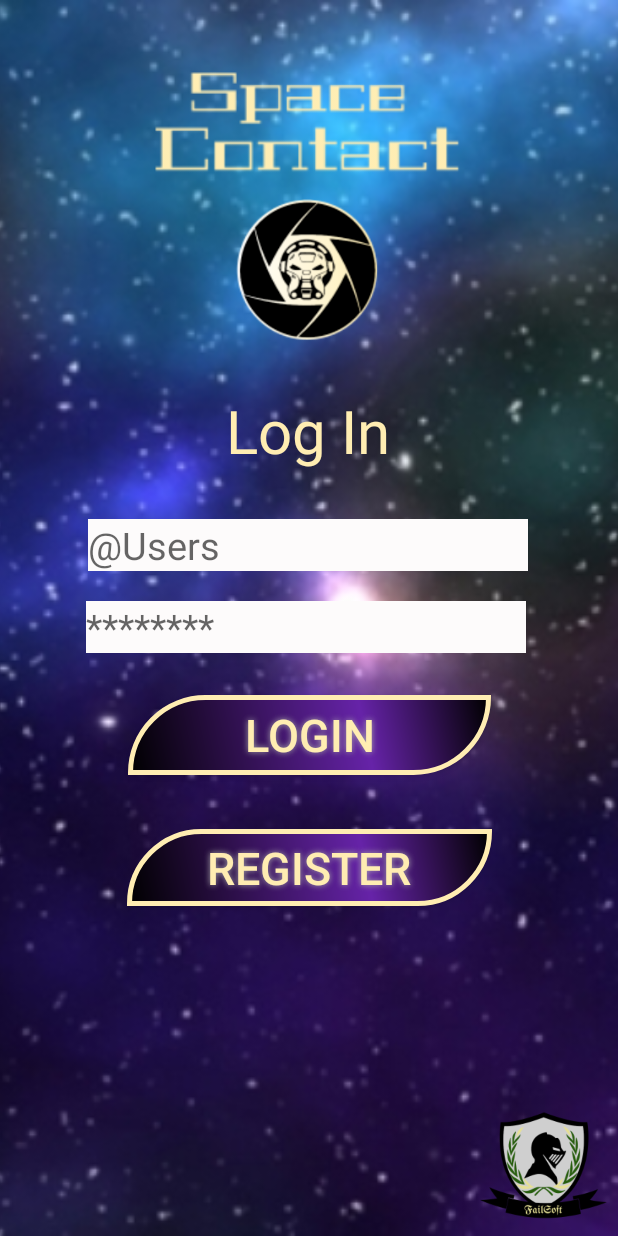
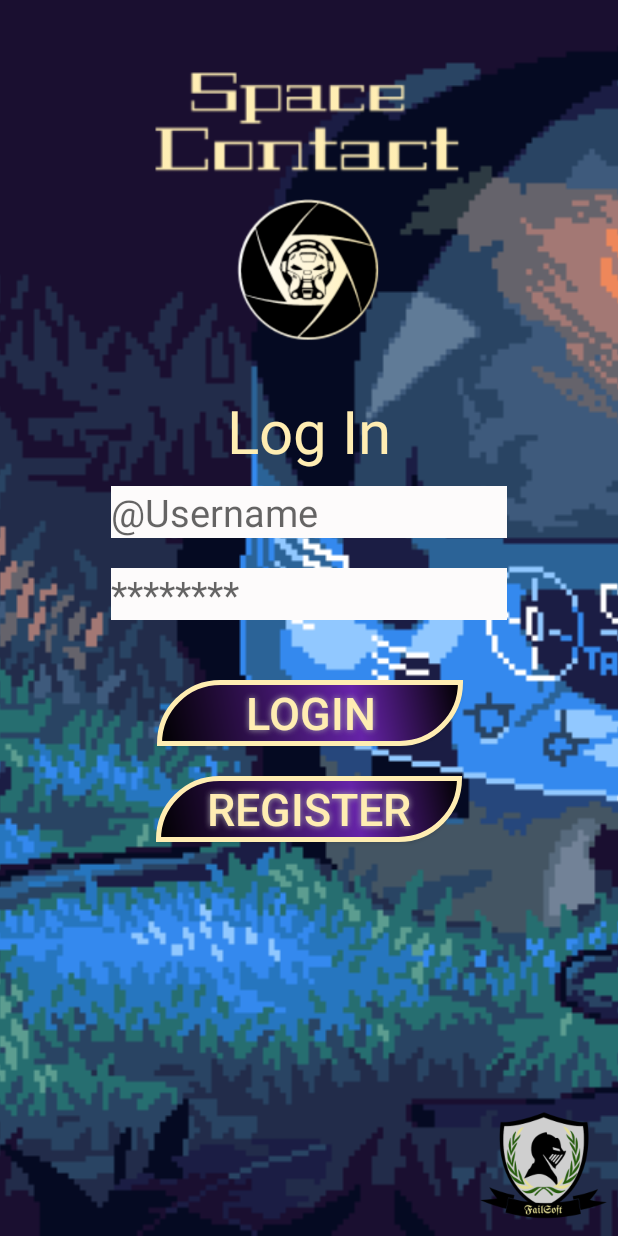
Before and after one commit to FailSoftware/SpaceContact, an Android app: the layout activity_login.xml on its own in the app's theme, with its tools: preview values and no code run, on a phone screen of 412 x 824 dp. Run offline under Robolectric (Android 15) with nearby library versions, the phone set to English and light mode, and no system bars.

Commit message:
Visual Changes: - Added more colors and images - Added library to use imageview as imagegif - Added Gif as Background - Make some changes in the layouts - Make some design in the Character Creator activity
Code Changes:
- Refactor and fix somebugs
- Create method to select Suit and BodySkin to implement in the finish customizable character
- Intents to connect every Activity

```diff
--- a/app/build.gradle
+++ b/app/build.gradle
@@ -32,4 +32,5 @@ dependencies {
     testImplementation 'junit:junit:4.12'
     androidTestImplementation 'androidx.test.ext:junit:1.1.0'
     androidTestImplementation 'androidx.test.espresso:espresso-core:3.1.1'
+    implementation 'pl.droidsonroids.gif:android-gif-drawable:1.2.19'
 }
--- a/app/src/main/java/com/example/spacecontact/MainActivity.kt
+++ b/app/src/main/java/com/example/spacecontact/MainActivity.kt
@@ -11,9 +11,9 @@ class MainActivity : AppCompatActivity() {
         setContentView(R.layout.activity_main)
 
         //TODO que alguien ponga que salga el logo de la empresa aqui 3 segundos, porfaplz :3
-        //loadLogin()
+        loadLogin()
         //TODO Este apartado solo está por motivos de prueba, borrar al tener el menu principal acabado
-        loadCharacter()
+        //loadCharacter()
     }
 
     fun loadLogin(){
--- a/app/src/main/res/layout/activity_login.xml
+++ b/app/src/main/res/layout/activity_login.xml
@@ -6,12 +6,14 @@
     android:layout_height="match_parent"
     tools:context=".Login">
 
-    <ImageView
-        android:id="@+id/imageView"
+    <pl.droidsonroids.gif.GifImageView
+        android:layout_width="match_parent"
+        android:layout_height="match_parent"
         android:scaleType="centerCrop"
-        android:layout_width="wrap_content"
-        android:layout_height="match_parent"
-        app:srcCompat="@drawable/sustituirporgif" />
+        android:src="@drawable/alterback"
+        android:background="@android:color/background_dark"
+        />
+
 
     <androidx.constraintlayout.widget.ConstraintLayout
         android:layout_width="match_parent"
@@ -22,9 +24,9 @@
             android:layout_width="207dp"
             android:layout_height="84dp"
             android:layout_marginTop="40dp"
-            app:layout_constraintEnd_toEndOf="parent"
-            app:layout_constraintStart_toStartOf="parent"
             app:layout_constraintTop_toTopOf="parent"
+            app:layout_constraintLeft_toLeftOf="parent"
+            app:layout_constraintRight_toRightOf="parent"
             app:srcCompat="@drawable/logoletras" />
 
         <ImageView
@@ -32,9 +34,8 @@
             android:layout_width="98dp"
             android:layout_height="96dp"
             android:layout_marginTop="8dp"
-            app:layout_constraintEnd_toEndOf="parent"
-            app:layout_constraintHorizontal_bias="0.498"
-            app:layout_constraintStart_toStartOf="parent"
+            app:layout_constraintLeft_toLeftOf="parent"
+            app:layout_constraintRight_toRightOf="parent"
             app:layout_constraintTop_toBottomOf="@+id/ivLog1"
             app:srcCompat="@drawable/logoimagen" />
 
@@ -47,25 +48,23 @@
             android:textAlignment="center"
             android:textColor="@color/yellow"
             android:textSize="40sp"
-            app:layout_constraintEnd_toEndOf="parent"
-            app:layout_constraintHorizontal_bias="0.498"
-            app:layout_constraintStart_toStartOf="parent"
+            app:layout_constraintLeft_toLeftOf="parent"
+            app:layout_constraintRight_toRightOf="parent"
             app:layout_constraintTop_toBottomOf="@+id/ivLog2" />
 
         <EditText
             android:id="@+id/etUser"
             android:layout_width="wrap_content"
             android:layout_height="wrap_content"
-            android:layout_marginStart="16dp"
-            android:layout_marginTop="32dp"
+            android:layout_marginTop="10dp"
             android:background="@color/brokengrey"
-            android:ems="10"
+            android:ems="9"
             android:hint="@string/user"
             android:inputType="textPersonName"
             android:textSize="25sp"
-            app:layout_constraintEnd_toEndOf="parent"
-            app:layout_constraintHorizontal_bias="0.414"
-            app:layout_constraintStart_toStartOf="parent"
+
+            app:layout_constraintRight_toRightOf="parent"
+            app:layout_constraintLeft_toLeftOf="parent"
             app:layout_constraintTop_toBottomOf="@+id/tvLog" />
 
         <EditText
@@ -74,27 +73,26 @@
             android:layout_height="wrap_content"
             android:background="@color/brokengrey"
             android:layout_marginTop="20dp"
-            android:ems="10"
+            android:ems="9"
             android:hint="@string/password"
             android:textSize="25sp"
             android:inputType="textPassword"
-            app:layout_constraintEnd_toEndOf="parent"
-            app:layout_constraintHorizontal_bias="0.484"
-            app:layout_constraintStart_toStartOf="parent"
+            app:layout_constraintLeft_toLeftOf="parent"
+            app:layout_constraintRight_toRightOf="parent"
             app:layout_constraintTop_toBottomOf="@+id/etUser" />
 
         <Button
             android:id="@+id/btLog"
-            android:layout_width="242dp"
-            android:layout_height="53dp"
-            android:layout_marginTop="28dp"
+            android:layout_width="204dp"
+            android:layout_height="44dp"
+            android:layout_marginTop="40dp"
             android:background="@drawable/buttonstyle"
+            android:onClick="toCharacter"
             android:shadowColor="#A8A8A8"
             android:shadowDx="0"
             android:shadowDy="0"
             android:shadowRadius="5"
             android:text="@string/btLog"
-            android:onClick="toCharacter"
             android:textColor="#ffedb2"
             android:textSize="30sp"
             app:layout_constraintEnd_toEndOf="parent"
@@ -104,14 +102,15 @@
 
         <Button
             android:id="@+id/btReg"
-            android:layout_width="243dp"
-            android:layout_height="51dp"
-            android:layout_marginTop="36dp"
+            android:layout_width="204dp"
+            android:layout_height="44dp"
+            android:layout_marginTop="20dp"
             android:background="@drawable/buttonstyle"
             android:shadowColor="#A8A8A8"
             android:shadowDx="0"
             android:shadowDy="0"
             android:shadowRadius="5"
+            android:onClick="toRegister"
             android:text="@string/btReg"
             android:textColor="#ffedb2"
             android:textSize="30sp"
@@ -123,8 +122,11 @@
             android:id="@+id/ivLogEm"
             android:layout_width="99dp"
             android:layout_height="94dp"
+            app:layout_constraintRight_toRightOf="parent"
             app:layout_constraintBottom_toBottomOf="parent"
-            app:layout_constraintEnd_toEndOf="parent"
             app:srcCompat="@drawable/logoempresa" />
+
+
+
     </androidx.constraintlayout.widget.ConstraintLayout>
 </FrameLayout>
--- a/app/src/main/res/values/colors.xml
+++ b/app/src/main/res/values/colors.xml
@@ -5,4 +5,5 @@
     <color name="colorAccent">#D81B60</color>
     <color name="yellow">#ffedb2</color>
     <color name="brokengrey">#FDFBFB</color>
+    <color name="violetMain">#5A0A72</color>
 </resources>
--- a/app/src/main/res/values/strings.xml
+++ b/app/src/main/res/values/strings.xml
@@ -1,12 +1,14 @@
 <resources>
     <string name="app_name">SpaceContact</string>
     <string name="login">Log In</string>
-    <string name="user">"@Users"</string>
+    <string name="user">"@Username"</string>
     <string name="password">********</string>
-    <string name="email">email</string>
-    <string name="etPassword">password</string>
+    <string name="email">Email</string>
+    <string name="etPassword">Password</string>
     <string name="btLog">Login</string>
     <string name="btReg">Register</string>
     <string name="btConf">Confirm</string>
     <string name="btBack">Back</string>
+    <string name="btStrNext">Next</string>
+    <string name="btConfirm">Confirm</string>
 </resources>
--- a/app/src/main/res/values/styles.xml
+++ b/app/src/main/res/values/styles.xml
@@ -3,8 +3,8 @@
     <!-- Base application theme. -->
     <style name="AppTheme" parent="Theme.AppCompat.Light.NoActionBar">
         <!-- Customize your theme here. -->
-        <item name="colorPrimary">@color/colorPrimary</item>
-        <item name="colorPrimaryDark">@color/colorPrimaryDark</item>
+        <item name="colorPrimary">@color/violetMain</item>
+        <item name="colorPrimaryDark">@color/violetMain</item>
         <item name="colorAccent">@color/colorAccent</item>
     </style>
 
--- a/build.gradle
+++ b/build.gradle
@@ -5,7 +5,7 @@ buildscript {
     repositories {
         google()
         jcenter()
-
+        mavenCentral()
     }
     dependencies {
         classpath 'com.android.tools.build:gradle:3.5.1'
@@ -19,7 +19,7 @@ allprojects {
     repositories {
         google()
         jcenter()
-
+        mavenCentral()
     }
 }
 
```
Also changed, not shown: app/src/main/java/com/example/spacecontact/Characters.kt (+48 -8 lines), app/src/main/java/com/example/spacecontact/Login.kt (+9 -6 lines), app/src/main/java/com/example/spacecontact/Register.kt (+9 -0 lines), app/src/main/res/layout/activity_characters.xml (+86 -24 lines), app/src/main/res/layout/activity_register.xml (+6 -4 lines), app/src/main/res/drawable/alterback.gif (added).
